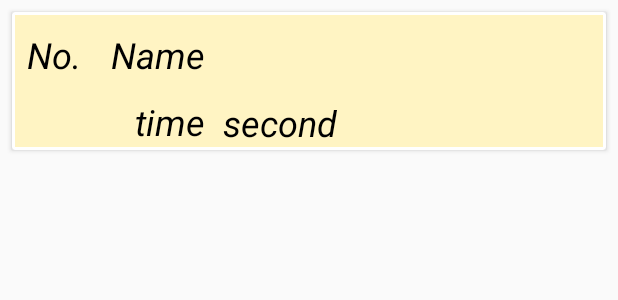
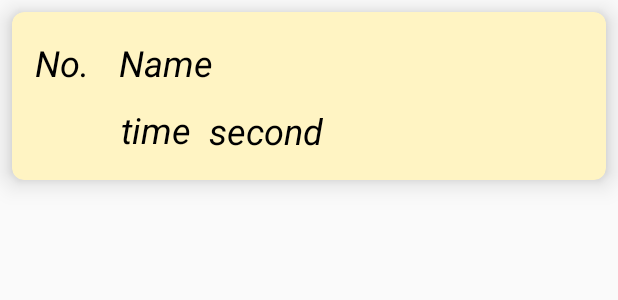
Before and after one commit to CZSheng/FYP, an Android app: the layout display_time_leaderboard_item.xml on its own in the app's theme, with its tools: preview values and no code run, on a phone screen of 412 x 824 dp. Shown: the top 300 px of the screen. Run offline under Robolectric (Android 15) with nearby library versions, the phone set to English and light mode, and no system bars.

Commit message:
finish time leaderboard NO.1 2 3 icon

```diff
--- a/app/src/main/res/layout/display_time_leaderboard_item.xml
+++ b/app/src/main/res/layout/display_time_leaderboard_item.xml
@@ -1,14 +1,16 @@
 <?xml version="1.0" encoding="utf-8"?>
-<androidx.cardview.widget.CardView
-    xmlns:android="http://schemas.android.com/apk/res/android"
+<androidx.cardview.widget.CardView xmlns:android="http://schemas.android.com/apk/res/android"
     android:layout_width="match_parent"
     android:layout_height="wrap_content"
+    xmlns:app="http://schemas.android.com/apk/res-auto"
     android:layout_marginStart="8dp"
     android:layout_marginTop="8dp"
     android:layout_marginEnd="8dp"
     android:layout_marginBottom="8dp"
     android:background="@color/black"
-    >
+    app:cardCornerRadius="8dp"
+    app:cardElevation="10dp"
+    app:cardBackgroundColor="#FFFFF4C3">
 
     <RelativeLayout
         android:layout_width="match_parent"
@@ -17,7 +19,8 @@
         android:layout_marginTop="2dp"
         android:layout_marginEnd="2dp"
         android:layout_marginBottom="2dp"
-        android:background="#FFFFF4C3">
+        android:padding="5dp"
+        >
 
         <TextView
             android:id="@+id/Order_in_time_leaderboard"
@@ -53,11 +56,12 @@
             android:layout_width="wrap_content"
             android:layout_height="wrap_content"
             android:layout_below="@+id/time_leaderboard_user_full_name"
-            android:layout_marginStart="80dp"
+            android:layout_marginStart="65dp"
             android:layout_marginLeft="8dp"
             android:layout_marginTop="12dp"
             android:layout_marginEnd="12dp"
             android:layout_marginRight="12dp"
+            android:layout_marginBottom="10dp"
             android:text="time"
             android:textColor="@color/black"
             android:textSize="24sp"
@@ -79,6 +83,16 @@
             android:textStyle="italic" />
 
 
+        <ImageView
+            android:layout_width="90dp"
+            android:layout_height="90dp"
+            android:layout_alignParentRight="true"
+            android:src="@drawable/game_100"
+            android:visibility="invisible"
+            android:id="@+id/time_number_img"
+            android:layout_marginRight="5dp"/>
+
+
     </RelativeLayout>
 
 </androidx.cardview.widget.CardView>
```
Also changed, not shown: app/src/main/java/com/example/fyp/Time_leaderboard.java (+18 -0 lines), app/src/main/res/drawable/no1_90.png (added), app/src/main/res/drawable/no2_90.png (added), app/src/main/res/drawable/no3_90.png (added).
